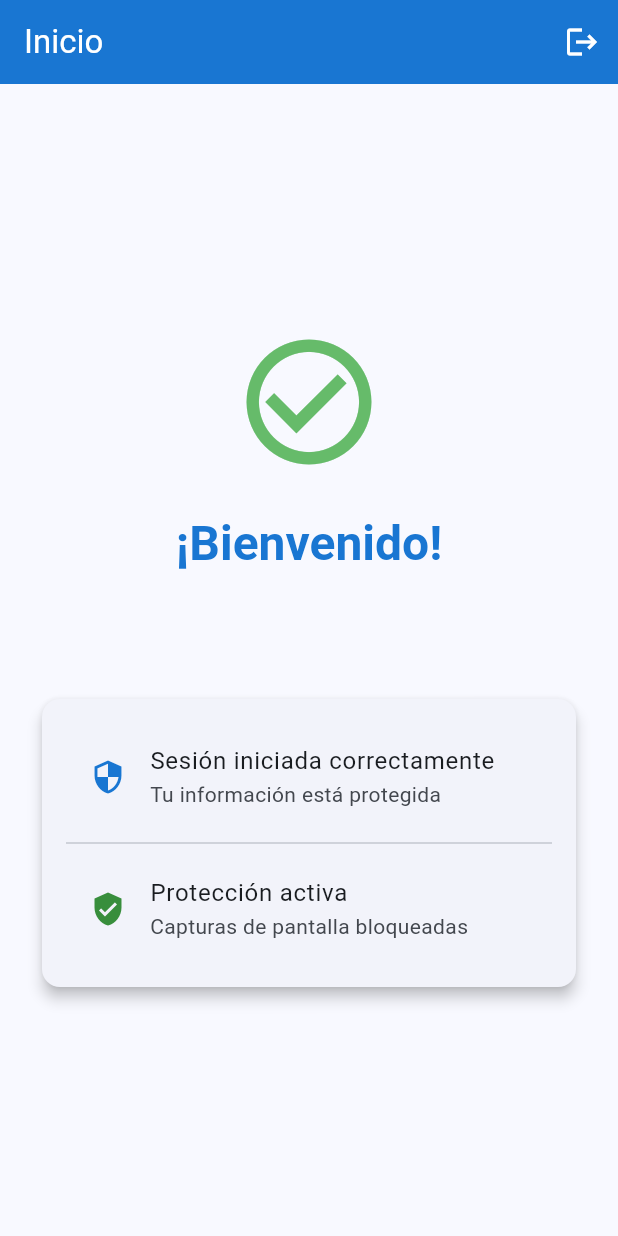
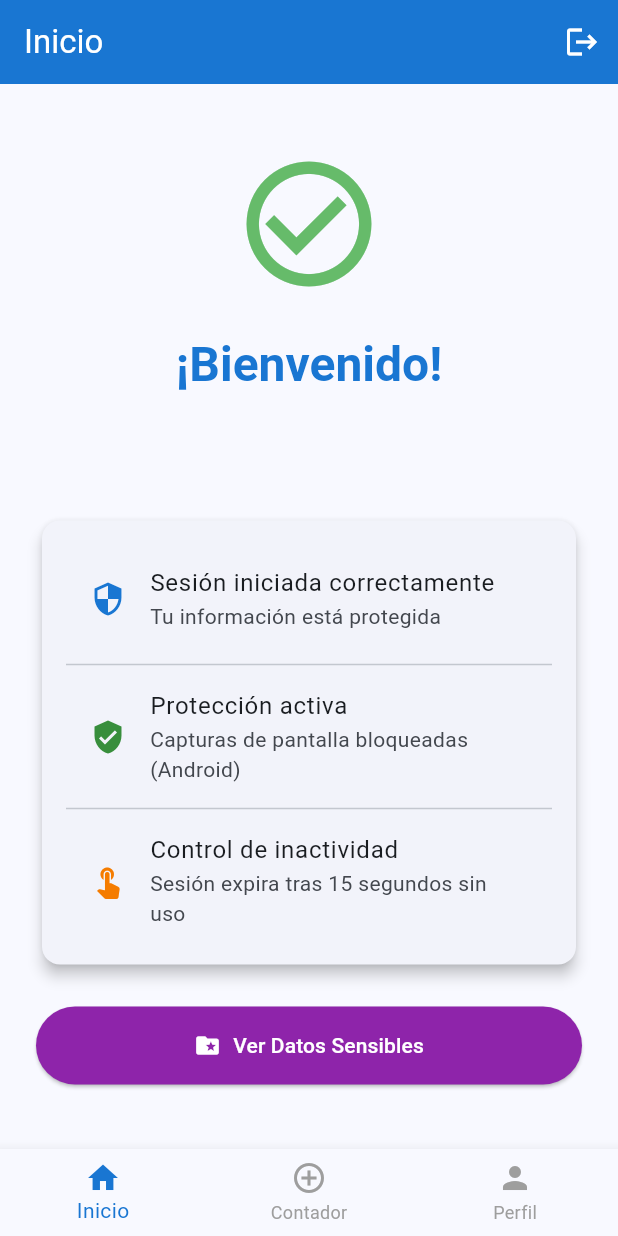
Before and after one commit to aleramirez1/seguridad_flutter_login, a Flutter app: the HomeScreen screen opened directly with empty values, on a phone screen of 412 x 824 dp. Run offline on Flutter 3.47's test engine with Material 3 defaults, Android fonts, the phone set to English and light mode, and no system bars; our stand-ins replace firebase_core, firebase_messaging, flutter_secure_storage, geolocator; accounts and stored records are empty.

Commit message:
inactividad

```diff
--- a/lib/screens/home_screen.dart
+++ b/lib/screens/home_screen.dart
@@ -1,6 +1,11 @@
 import 'package:flutter/material.dart';
 import 'login_screen.dart';
+import 'storage_screen.dart';
+import 'counter_screen.dart';
+import 'profile_screen.dart';
 import '../services/fake_gps_detector.dart';
+import '../services/session_manager.dart';
+import '../services/screenshot_protection.dart';
 
 class HomeScreen extends StatefulWidget {
   final String username;
@@ -16,11 +21,19 @@ class HomeScreen extends StatefulWidget {
 
 class _HomeScreenState extends State<HomeScreen> {
   bool _isFakeGps = false;
+  int _currentIndex = 0;
 
   @override
   void initState() {
     super.initState();
     _checkFakeGps();
+    ScreenshotProtection.enableProtection();
+  }
+
+  @override
+  void dispose() {
+    ScreenshotProtection.disableProtection();
+    super.dispose();
   }
 
   Future<void> _checkFakeGps() async {
@@ -36,32 +49,23 @@ class _HomeScreenState extends State<HomeScreen> {
     }
   }
 
-  @override
-  Widget build(BuildContext context) {
-    return Scaffold(
-      appBar: AppBar(
-        title: const Text('Inicio'),
-        backgroundColor: Colors.blue.shade700,
-        foregroundColor: Colors.white,
-        actions: [
-          IconButton(
-            icon: const Icon(Icons.logout),
-            onPressed: () {
-              Navigator.pushReplacement(
-                context,
-                MaterialPageRoute(
-                  builder: (context) => const LoginScreen(),
-                ),
-              );
-            },
-            tooltip: 'Cerrar sesión',
-          ),
-        ],
-      ),
-      body: Column(
+  Widget _getBody() {
+    switch (_currentIndex) {
+      case 0:
+        return _buildHomeContent();
+      case 1:
+        return const CounterScreen();
+      case 2:
+        return const ProfileScreen();
+      default:
+        return _buildHomeContent();
+    }
+  }
+
+  Widget _buildHomeContent() {
+    return Column(
       children: [
         FakeGpsDetector.buildFakeGpsWarningBanner(_isFakeGps),
-
         Expanded(
           child: Center(
             child: Padding(
@@ -105,9 +109,36 @@ class _HomeScreenState extends State<HomeScreen> {
                           ListTile(
                             leading: Icon(Icons.verified_user, color: Colors.green.shade700),
                             title: const Text('Protección activa'),
-                        subtitle: const Text('Capturas de pantalla bloqueadas'),
+                            subtitle: const Text('Capturas de pantalla bloqueadas (Android)'),
+                          ),
+                          const Divider(),
+                          ListTile(
+                            leading: Icon(Icons.touch_app, color: Colors.orange.shade700),
+                            title: const Text('Control de inactividad'),
+                            subtitle: const Text('Sesión expira tras 15 segundos sin uso'),
                           ),
                         ],
+                      ),
+                    ),
+                  ),
+                  const SizedBox(height: 24),
+                  SizedBox(
+                    width: double.infinity,
+                    child: ElevatedButton.icon(
+                      onPressed: () {
+                        Navigator.push(
+                          context,
+                          MaterialPageRoute(
+                            builder: (context) => const StorageScreen(),
+                          ),
+                        );
+                      },
+                      icon: const Icon(Icons.folder_special),
+                      label: const Text('Ver Datos Sensibles'),
+                      style: ElevatedButton.styleFrom(
+                        backgroundColor: Colors.purple.shade600,
+                        foregroundColor: Colors.white,
+                        padding: const EdgeInsets.all(16),
                       ),
                     ),
                   ),
@@ -117,6 +148,61 @@ class _HomeScreenState extends State<HomeScreen> {
           ),
         ),
       ],
+    );
+  }
+
+  @override
+  Widget build(BuildContext context) {
+    return Scaffold(
+      appBar: AppBar(
+        title: Text(_currentIndex == 0
+            ? 'Inicio'
+            : _currentIndex == 1
+                ? 'Contador'
+                : 'Perfil'),
+        backgroundColor: Colors.blue.shade700,
+        foregroundColor: Colors.white,
+        actions: [
+          IconButton(
+            icon: const Icon(Icons.logout),
+            onPressed: () {
+              SessionManager().stopSession();
+
+              Navigator.pushReplacement(
+                context,
+                MaterialPageRoute(
+                  builder: (context) => const LoginScreen(),
+                ),
+              );
+            },
+            tooltip: 'Cerrar sesión',
+          ),
+        ],
+      ),
+      body: _getBody(),
+      bottomNavigationBar: BottomNavigationBar(
+        currentIndex: _currentIndex,
+        onTap: (index) {
+          setState(() {
+            _currentIndex = index;
+          });
+        },
+        selectedItemColor: Colors.blue.shade700,
+        unselectedItemColor: Colors.grey,
+        items: const [
+          BottomNavigationBarItem(
+            icon: Icon(Icons.home),
+            label: 'Inicio',
+          ),
+          BottomNavigationBarItem(
+            icon: Icon(Icons.add_circle_outline),
+            label: 'Contador',
+          ),
+          BottomNavigationBarItem(
+            icon: Icon(Icons.person),
+            label: 'Perfil',
+          ),
+        ],
       ),
     );
   }
--- a/lib/screens/login_screen.dart
+++ b/lib/screens/login_screen.dart
@@ -1,6 +1,8 @@
 import 'package:flutter/material.dart';
 import 'home_screen.dart';
 import '../services/fake_gps_detector.dart';
+import '../services/session_manager.dart';
+import '../services/screenshot_protection.dart';
 
 class LoginScreen extends StatefulWidget {
   const LoginScreen({super.key});
@@ -20,6 +22,8 @@ class _LoginScreenState extends State<LoginScreen> {
   @override
   void initState() {
     super.initState();
+    SessionManager().stopSession();
+    ScreenshotProtection.enableProtection();
     _checkFakeGps();
   }
 
@@ -72,6 +76,8 @@ class _LoginScreenState extends State<LoginScreen> {
       });
 
       if (mounted) {
+        SessionManager().resumeSession();
+
         Navigator.pushReplacement(
           context,
           MaterialPageRoute(
--- a/lib/screens/storage_screen.dart
+++ b/lib/screens/storage_screen.dart
@@ -2,6 +2,8 @@ import 'package:flutter/material.dart';
 import 'package:flutter/services.dart';
 import '../services/storage_service.dart';
 import '../services/firebase_service.dart';
+import '../services/session_manager.dart';
+import '../services/screenshot_protection.dart';
 import '../models/sensitive_data.dart';
 
 class StorageScreen extends StatefulWidget {
@@ -29,6 +31,8 @@ class _StorageScreenState extends State<StorageScreen> with WidgetsBindingObserv
   void initState() {
     super.initState();
     WidgetsBinding.instance.addObserver(this);
+    SessionManager().resumeSession();
+    ScreenshotProtection.enableProtection();
     _firebaseService.onDataDeleted = _onDataDeletedRemotely;
     _loadData();
   }
--- /dev/null
+++ b/lib/services/screenshot_protection.dart
@@ -0,0 +1,35 @@
+import 'dart:io';
+import 'package:flutter/services.dart';
+
+class ScreenshotProtection {
+  static const MethodChannel _channel = MethodChannel('screenshot_protection');
+  static bool _isProtected = false;
+
+  static Future<void> enableProtection() async {
+    if (_isProtected) return;
+
+    try {
+      if (Platform.isAndroid) {
+        await _channel.invokeMethod('enableProtection');
+        _isProtected = true;
+      }
+    } catch (e) {
+      print('Error al habilitar protección: $e');
+    }
+  }
+
+  static Future<void> disableProtection() async {
+    if (!_isProtected) return;
+
+    try {
+      if (Platform.isAndroid) {
+        await _channel.invokeMethod('disableProtection');
+        _isProtected = false;
+      }
+    } catch (e) {
+      print('Error al deshabilitar protección: $e');
+    }
+  }
+
+  static bool get isProtected => _isProtected;
+}
--- /dev/null
+++ b/lib/services/session_manager.dart
@@ -0,0 +1,63 @@
+import 'dart:async';
+import 'package:flutter/material.dart';
+
+class SessionManager extends ChangeNotifier {
+  static final SessionManager _instance = SessionManager._internal();
+  factory SessionManager() => _instance;
+  SessionManager._internal();
+
+  static const int _inactivityTimeoutSeconds = 15;
+
+  Timer? _inactivityTimer;
+  DateTime? _lastActivityTime;
+  bool _isSessionActive = false;
+  VoidCallback? _onSessionExpired;
+
+  void initialize({required VoidCallback onSessionExpired}) {
+    _onSessionExpired = onSessionExpired;
+    _isSessionActive = true;
+    _resetTimer();
+  }
+
+  void registerActivity() {
+    if (!_isSessionActive) return;
+    _lastActivityTime = DateTime.now();
+    _resetTimer();
+  }
+
+  void _resetTimer() {
+    _inactivityTimer?.cancel();
+    _inactivityTimer = Timer(
+      Duration(seconds: _inactivityTimeoutSeconds),
+      _handleSessionExpiration,
+    );
+  }
+
+  void _handleSessionExpiration() {
+    if (!_isSessionActive) return;
+    _isSessionActive = false;
+    _inactivityTimer?.cancel();
+    _onSessionExpired?.call();
+  }
+
+  void stopSession() {
+    _isSessionActive = false;
+    _inactivityTimer?.cancel();
+    _inactivityTimer = null;
+  }
+
+  void resumeSession() {
+    if (_isSessionActive) return;
+    _isSessionActive = true;
+    _resetTimer();
+  }
+
+  bool get isActive => _isSessionActive;
+  DateTime? get lastActivity => _lastActivityTime;
+
+  @override
+  void dispose() {
+    _inactivityTimer?.cancel();
+    super.dispose();
+  }
+}
--- a/lib/services/storage_service.dart
+++ b/lib/services/storage_service.dart
@@ -38,6 +38,7 @@ class StorageService {
     final creditCard = await _storage.read(key: _creditCardKey);
     final ssn = await _storage.read(key: _ssnKey);
 
+
     return SensitiveData(
       userEmail: email ?? '',
       password: password ?? '',
--- /dev/null
+++ b/lib/widgets/activity_detector.dart
@@ -0,0 +1,36 @@
+import 'package:flutter/material.dart';
+import '../services/session_manager.dart';
+
+class ActivityDetector extends StatelessWidget {
+  final Widget child;
+
+  const ActivityDetector({
+    super.key,
+    required this.child,
+  });
+
+  void _handleUserActivity() {
+    SessionManager().registerActivity();
+  }
+
+  @override
+  Widget build(BuildContext context) {
+    return Listener(
+      onPointerDown: (_) => _handleUserActivity(),
+      onPointerMove: (_) => _handleUserActivity(),
+      onPointerUp: (_) => _handleUserActivity(),
+      child: NotificationListener<ScrollNotification>(
+        onNotification: (notification) {
+          _handleUserActivity();
+          return false;
+        },
+        child: Focus(
+          onFocusChange: (hasFocus) {
+            if (hasFocus) _handleUserActivity();
+          },
+          child: child,
+        ),
+      ),
+    );
+  }
+}
```
Also changed, not shown: lib/main.dart (+79 -4 lines), lib/screens/counter_screen.dart (added, +113 -0 lines), lib/screens/profile_screen.dart (added, +222 -0 lines), pubspec.lock, 4 other files. Lines whose indentation alone changed are shown as unchanged.
